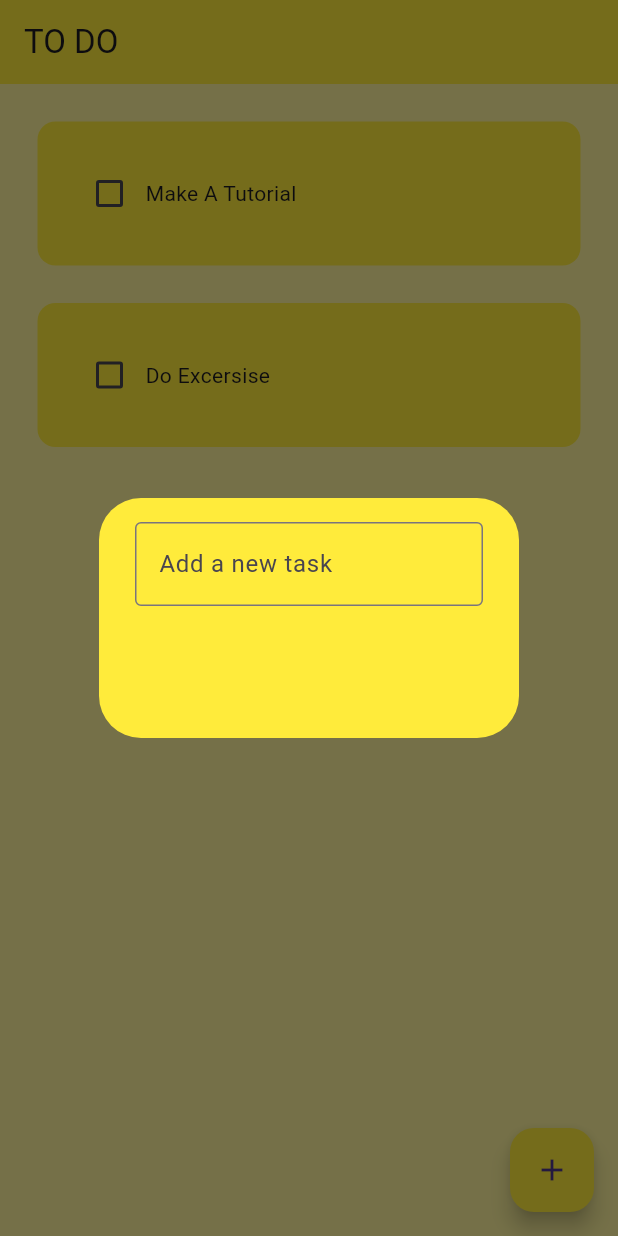
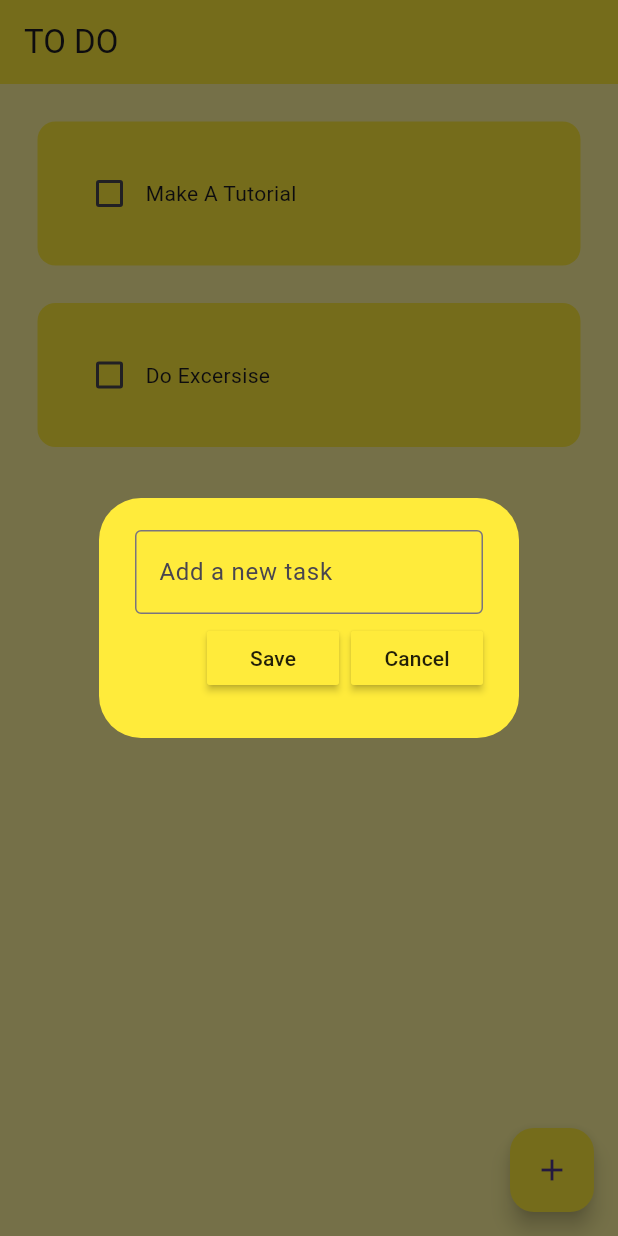
Before and after one commit to Sajmon410/simon-says, a Flutter app: the screen it shows after launch, after a tap on the "add" icon, on a phone screen of 412 x 824 dp. Run offline on Flutter 3.47's test engine with Material 3 defaults, Android fonts, the phone set to English and light mode, and no system bars; drawn by our look-alikes of flutter_slidable.

Commit message:
Delete task added.

```diff
--- a/lib/util/dialog_box.dart
+++ b/lib/util/dialog_box.dart
@@ -1,7 +1,17 @@
 import 'package:flutter/material.dart';
+import 'package:mylist/util/my_button.dart';
 
 class DialogBox extends StatelessWidget {
-  const DialogBox({super.key});
+  final controller;
+  VoidCallback onSave;
+  VoidCallback onCancel;
+
+   DialogBox({
+    super.key,
+    required this.controller,
+    required this.onSave,
+    required this.onCancel,
+    });
 
   @override
   Widget build(BuildContext context) {
@@ -10,16 +20,25 @@
         content: Container(
           height: 120,
           child: Column(
+            mainAxisAlignment: MainAxisAlignment.spaceEvenly,
             children: [
               TextField(
+                controller: controller,
                 decoration: InputDecoration(
                   border: OutlineInputBorder(),
                 hintText: "Add a new task",
                 ),
 
               ),
-            Row(children: [
+            Row(
+               mainAxisAlignment: MainAxisAlignment.end,
+              children: [
 
+              MyButton(text: "Save", onPressed: onSave),
+
+              const SizedBox(width: 8),
+
+              MyButton(text: "Cancel", onPressed: onCancel),
             ],)
 
             ],
--- a/lib/util/my_button.dart
+++ b/lib/util/my_button.dart
@@ -1,10 +1,20 @@
 import 'package:flutter/material.dart';
 
 class MyButton extends StatelessWidget {
-  const MyButton({super.key});
+  final String text;
+  VoidCallback onPressed;
+   MyButton({
+    super.key,
+    required this.text,
+    required this.onPressed,
+    });
 
   @override
   Widget build(BuildContext context) {
-    return Container();
+    return MaterialButton(
+      onPressed: onPressed,
+      child: Text(text),
+      color: Colors.yellow
+    );
   }
 }
--- a/lib/util/todo_tile.dart
+++ b/lib/util/todo_tile.dart
@@ -1,10 +1,12 @@
 import 'package:flutter/material.dart';
+import 'package:flutter_slidable/flutter_slidable.dart';
 
 class ToDoTile extends StatelessWidget {
   final String taskName;
   final bool taskCompleted;
   //ovako mora to trazi onChanged
   Function(bool?)? onChanged;
+  Function(BuildContext)? deleteFunction;
 
 
    ToDoTile({
@@ -12,12 +14,24 @@
     required this.taskName,
     required this.taskCompleted,
     required this.onChanged,
+    required this.deleteFunction,
     });
 
   @override
   Widget build(BuildContext context) {
     return Padding(
       padding: const EdgeInsets.only(left: 25.0,right: 25,top: 25),
+      child: Slidable(
+        endActionPane: ActionPane(
+          motion: StretchMotion(),
+          children: [
+        SlidableAction(
+          onPressed: deleteFunction,
+        icon: Icons.delete,
+        backgroundColor: Colors.red.shade300,
+        )
+          ],
+          ),
         child: Container(
           padding: EdgeInsets.all(24),
           child: Row(
@@ -40,6 +54,7 @@
           ),
 
         ),
+      ),
     );
   }
 }
--- a/pubspec.yaml
+++ b/pubspec.yaml
@@ -35,6 +35,7 @@
   # The following adds the Cupertino Icons font to your application.
   # Use with the CupertinoIcons class for iOS style icons.
   cupertino_icons: ^1.0.8
+  flutter_slidable: ^3.1.0
 
 dev_dependencies:
   flutter_test:
```
Also changed, not shown: lib/pages/home_page.dart (+27 -3 lines), pubspec.lock. Lines whose indentation alone changed are shown as unchanged.
